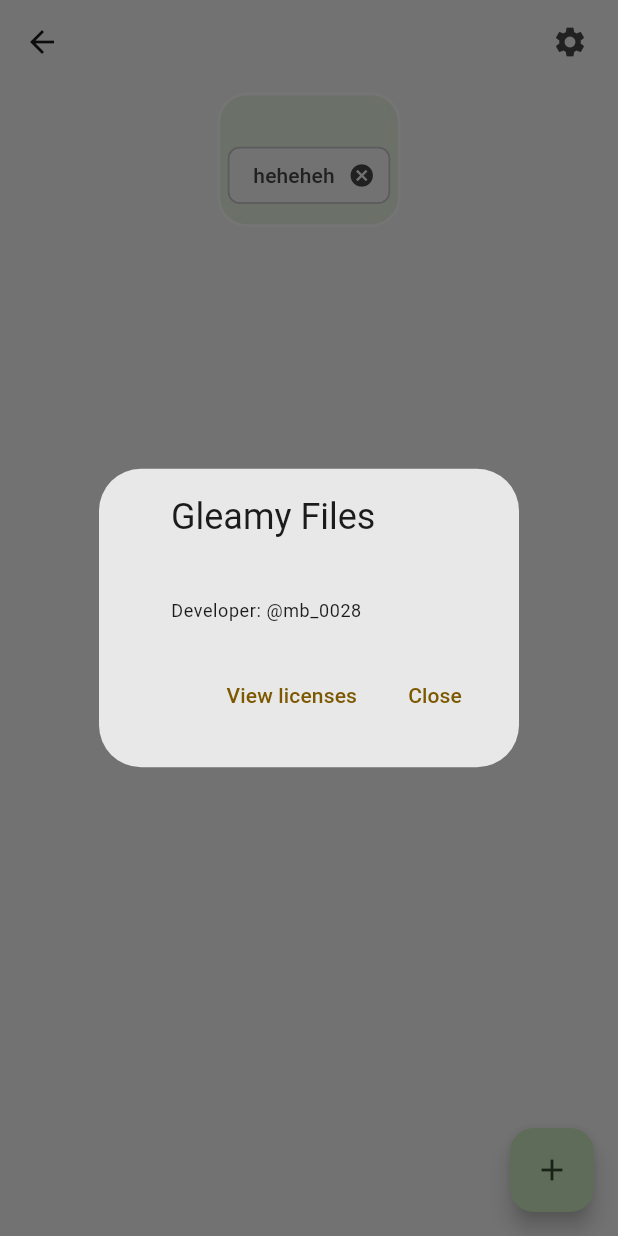
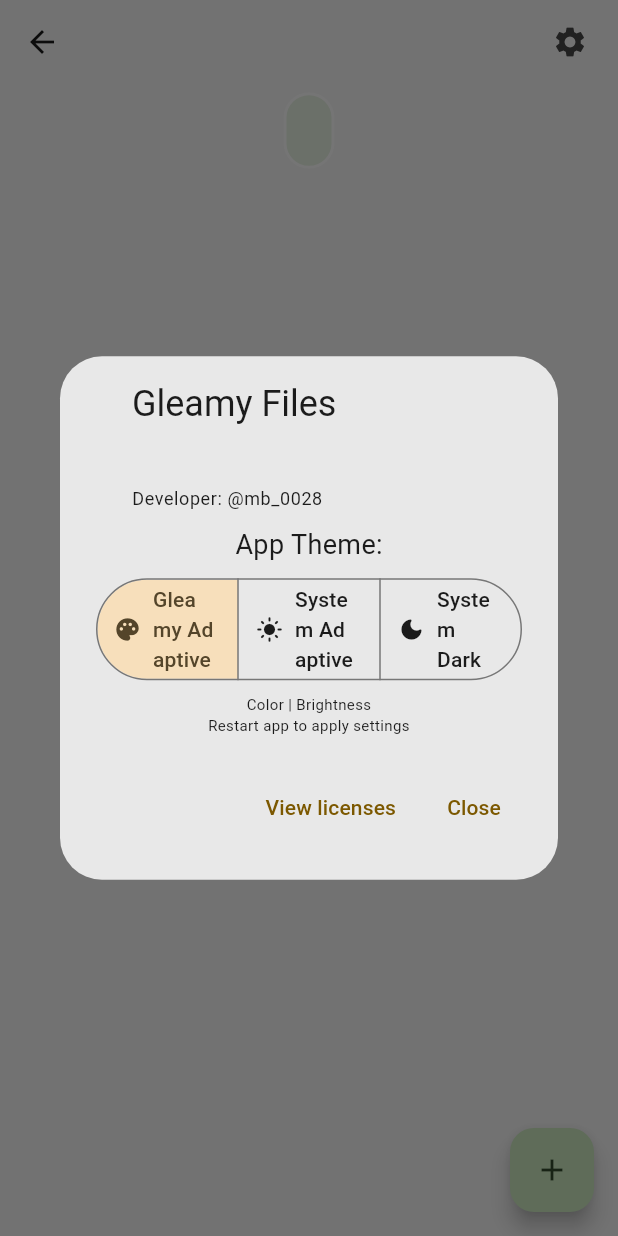
Before and after one commit to mb0028/Gleamy-Files, a Flutter app: the FilesPage screen opened directly with empty values, after a tap on the "settings" icon, on a phone screen of 412 x 824 dp. Run offline on Flutter 3.47's test engine with Material 3 defaults, Android fonts, the light colour scheme and no system bars; our stand-ins replace blur, flutter_styled_toast, open_filex; missing offline and left inert: storage_space, system_theme; statements that could not run were skipped.

Commit message:
lot of improvements

```diff
--- a/lib/Structs/mb_file_sys_entity.dart
+++ b/lib/Structs/mb_file_sys_entity.dart
@@ -34,12 +34,16 @@ class MBFileSysEntity {
       case ".html" || ".htm" || ".mhtml" || ".url": return Icons.language_rounded;
       case ".css": return Icons.palette_outlined;
       case ".lnk": return Icons.link;
+      case ".apk" || ".aab" || ".xapk" || ".apks" || ".apk+": return Icons.apps_rounded;
       case ".exe": return Icons.window_rounded;
-      case ".dll": return Icons.dynamic_form;
+      case ".dll" || ".jar" || ".obb" || ".so": return Icons.dynamic_form;
+      case ".reg": return Icons.app_registration_outlined;
+      case ".bat": return Icons.terminal_rounded;
       case ".pdf": return Icons.menu_book_rounded;
       case ".docx" || ".pptx" || ".xls" || ".sdocx": return Icons.sticky_note_2_outlined;
       case ".xml" || ".xaml" || ".csproj" || ".slnx": return Icons.extension_rounded;
       case ".ust" || ".ustx" || ".vsqx" || ".svp" || ".midi" || ".mid" || ".flp" || ".flm": return Icons.piano_rounded;
+      case ".ttf" || ".otf": return Icons.font_download_outlined;
       case "": return Icons.folder_outlined;
     }
     return Icons.insert_drive_file_outlined;
--- a/lib/ui/Popups/file_page_helper_dialogs.dart
+++ b/lib/ui/Popups/file_page_helper_dialogs.dart
@@ -3,8 +3,8 @@ import 'package:flutter/material.dart';
 import 'package:gleamy_files/ui/Popups/toast.dart';
 import 'package:path/path.dart' as Path;
 
-Future renameFileDialog(BuildContext context, String path) async {
-  var file = File(path);
+Future renameFileDialog(BuildContext context, String path, { bool isFolder = false }) async {
+  var file = isFolder ? Directory(path) : File(path);
   var ctrlr = TextEditingController();
   ctrlr.text = Path.basename(file.path);
   await showDialog(context: context, builder: (context) => Dialog (
--- a/lib/ui/Popups/settings_popup.dart
+++ b/lib/ui/Popups/settings_popup.dart
@@ -1,5 +1,6 @@
 import 'dart:io';
 import 'package:flutter/material.dart';
+import 'package:gleamy_files/main.dart';
 
 void showSettingsPopup(BuildContext context) {
   showAboutDialog(
@@ -7,6 +8,26 @@ void showSettingsPopup(BuildContext context) {
     applicationName: Platform.packageConfig,
     applicationLegalese: "Developer: @mb_0028",
     children: [
+      SizedBox(height: 10,),
+      Column(
+        spacing: 5,
+        children: [
+          Text(
+            "App Theme:",
+            style: TextStyle(
+              fontSize: 18
+            ),
+          ),
+          _ThemeSegmentBtn(),
+          Text(
+            "Color | Brightness\nRestart app to apply settings",
+            textAlign: .center,
+            style: TextStyle(
+              fontSize: 10
+            ),
+          ),
+        ],
+      ),
     ],
   );
 }
@@ -28,3 +49,58 @@ class _SettingsPopupButtonState extends State<SettingsPopupButton> {
     );
   }
 }
+
+enum _Theme { system, systemDark, gleamy }
+class _ThemeSegmentBtn extends StatefulWidget {
+  @override
+  State<_ThemeSegmentBtn> createState() => _ThemeSegmentBtnState();
+}
+
+class _ThemeSegmentBtnState extends State<_ThemeSegmentBtn> {
+  static _Theme theme = .gleamy;
+
+  @override
+  void initState() {
+     theme = switch (appSettings.appTheme) {
+      0 =>  .gleamy,
+      1 => .system,
+      2 => .systemDark,
+      int() => throw UnimplementedError(),
+    };
+    super.initState();
+  }
+
+  @override
+  Widget build(BuildContext context) {
+    return SegmentedButton<_Theme>(
+      selectedIcon: Icon(Icons.palette_rounded),
+      segments: const <ButtonSegment<_Theme>>[
+        ButtonSegment<_Theme>(
+          value: _Theme.gleamy,
+          label: Text('Gleamy Adaptive'),
+          icon: Icon(Icons.sunny_snowing),
+        ),
+        ButtonSegment<_Theme>(
+          value: _Theme.system,
+          label: Text('System Adaptive'),
+          icon: Icon(Icons.light_mode_rounded),
+        ),
+        ButtonSegment<_Theme>(
+          value: _Theme.systemDark,
+          label: Text('System Dark'),
+          icon: Icon(Icons.dark_mode_rounded),
+        ),
+      ],
+      selected: <_Theme>{theme},
+      onSelectionChanged: (Set<_Theme> newSelection) {
+        setState(() {
+          theme = newSelection.first;
+          appSettings.appTheme = switch (theme) {
+            .gleamy => 0, .system => 1, .systemDark => 2,
+          };
+          appSettings.saveSettings();
+        });
+      },
+    );
+  }
+}
--- a/lib/ui/Widgets/file_details_panel.dart
+++ b/lib/ui/Widgets/file_details_panel.dart
@@ -1,5 +1,6 @@
 import 'package:flutter/material.dart';
 import 'package:gleamy_files/Structs/mb_file_sys_entity.dart';
+import 'package:gleamy_files/ui/Popups/files_more_action.dart';
 
 class FileDetailsPanel extends StatelessWidget {
   const FileDetailsPanel({super.key, required this.mbFSE});
@@ -11,20 +12,11 @@ class FileDetailsPanel extends StatelessWidget {
       // bool isFile = fileFolder.isFile;
       String size = ""; String modified = ""; String accessed = "";
 
-      // if (isFile && fileFolder.path.isNotEmpty) {
-        var m = mbFSE.dateModified;
-        var a = mbFSE.dateAccessed;
-        size = "Size: ${mbFSE.sizeBytes} Bytes";
-        modified = "Modified: ${m.day}/${m.month}/${m.year}";
-        accessed = "Accessed: ${a.day}/${a.month}/${a.year}";
-      // }
-      // else if (!isFile && fileFolder.path.isNotEmpty) {
-      //   var m = fileFolder.dateModified;
-      //   var a = fileFolder.dateAccessed;
-      //   size = "Size: ${fileFolder.sizeBytes} Bytes";
-      //   modified = "Modified: ${m.day}/${m.month}/${m.year}";
-      //   accessed = "Accessed: ${a.day}/${a.month}/${a.year}";
-      // }
+      var m = mbFSE.dateModified;
+      var a = mbFSE.dateAccessed;
+      size = "Size: ${mbFSE.sizeBytes} Bytes";
+      modified = "Modified: ${m.day}/${m.month}/${m.year}";
+      accessed = "Accessed: ${a.day}/${a.month}/${a.year}";
 
       return SelectionArea(
         child: Container(
@@ -34,7 +26,7 @@ class FileDetailsPanel extends StatelessWidget {
             borderRadius: .only(topRight: .circular(25), bottomRight: .circular(25)),
             color: Theme.of(context).colorScheme.surfaceContainerLowest
           ),
-          child: Column(
+          child: mbFSE.path.isNotEmpty ? Column(
             crossAxisAlignment: .start,
             spacing: 8,
             children: [
@@ -73,8 +65,14 @@ class FileDetailsPanel extends StatelessWidget {
                 ],
               ),
               Text(mbFSE.path),
+              ElevatedButton(
+                child: Text("More Actions"),
+                onPressed: () => showFileOrFolderMoreActionDialog(
+                  mbFSE.path, context, () {},
+                ),
+              ),
             ],
-          ),
+          ) : null,
         ),
       );
     }
--- a/lib/ui/files_page.dart
+++ b/lib/ui/files_page.dart
@@ -103,7 +103,7 @@ class _FilesPageState extends State<FilesPage> {
           children: [
             ListView.builder(
               physics: BouncingScrollPhysics(),
-              padding: .only(bottom: 350, top: 50),
+              padding: .only(bottom: 350, top: 65),
               itemCount: currentFiles.length,
               itemBuilder: (context, i) => FileOrFolderCardWidget(
                 filePath: currentFiles[i].path,
@@ -195,8 +195,7 @@ class _CurrentPathHeader extends StatelessWidget {
     return Container(
       margin: .only(top: 5.5),
       child: Container(
-        height: 90,
-        padding: .all(5),
+        padding: .all(15),
         decoration: BoxDecoration(
           color: Theme.of(context).colorScheme.tertiaryContainer.withAlpha(90),
           // backgroundBlendMode: .screen,
@@ -206,23 +205,14 @@ class _CurrentPathHeader extends StatelessWidget {
             color: Colors.white,
           ),
         ),
-        child: Column(
-          mainAxisAlignment: .spaceEvenly,
-          children: [
-            Text(
+        child: Text(
           perviousPaths.last,
           textAlign: .center,
-              maxLines: 1,
+          maxLines: 2,
           overflow: .ellipsis,
           style: TextStyle(
             fontSize: 12
           ),
-            ),
-            Chip(
-              label: Text("heheheh"),
-              onDeleted: () => showAboutDialog(context: context),
-            ),
-          ],
         )
       ).frosted(
         blur: 2,
--- a/pubspec.yaml
+++ b/pubspec.yaml
@@ -11,10 +11,11 @@ dependencies:
   flutter:
     sdk: flutter
 
-  # system_theme: ^3.3.0
+  system_theme: ^3.3.0
 
   open_filex: ^4.7.0
   path: ^1.9.1
+  storage_space: ^1.2.0
 
   flutter_styled_toast: ^2.3.0
   blur: ^4.0.2
```
Also changed, not shown: lib/Scripts/settings.dart (+12 -7 lines), lib/main.dart (+11 -7 lines), lib/ui/Popups/file_page_new_popup.dart (+5 -5 lines), lib/ui/Popups/files_more_action.dart (+48 -60 lines), lib/ui/Widgets/outl_btn_with_padding.dart (deleted, +0 -22 lines), lib/ui/home_page.dart (+56 -3 lines), pubspec.lock, 5 other files. Lines whose indentation alone changed are shown as unchanged.
